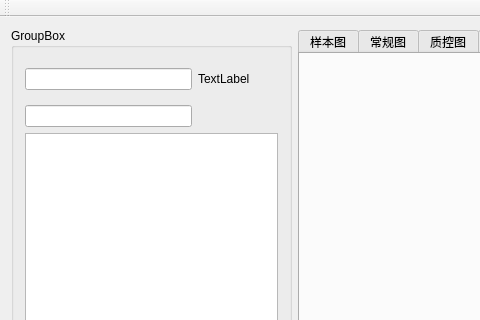
The window that QtGuiApplication3/QtGuiApplication3/QtGuiApplication3.ui (FlowWaterMe/myplot) describes before a commit, drawn with Qt 5; both pictures show x 0 to 480 and y 0 to 320 of the 871 by 735 pixel window.
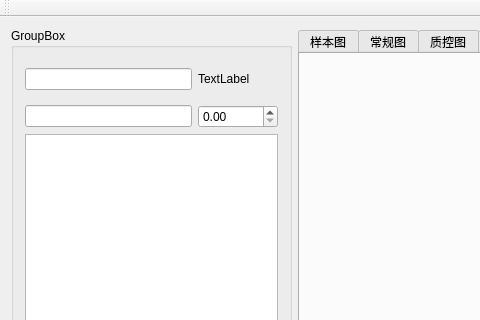
The same window after the commit. Custom widgets are drawn as their Qt base class.

```diff
--- a/QtGuiApplication3/QtGuiApplication3/QtGuiApplication3.ui
+++ b/QtGuiApplication3/QtGuiApplication3/QtGuiApplication3.ui
@@ -117,6 +117,9 @@
          <item row="1" column="0">
           <widget class="QLineEdit" name="lineEdit_2"/>
          </item>
+         <item row="1" column="1">
+          <widget class="QDoubleSpinBox" name="doubleSpinBox"/>
+         </item>
         </layout>
        </widget>
       </item>
```
